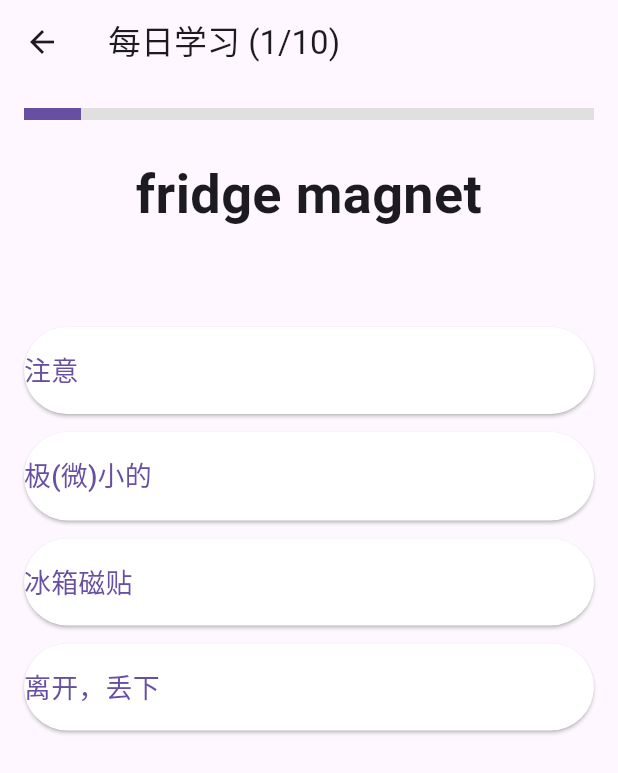
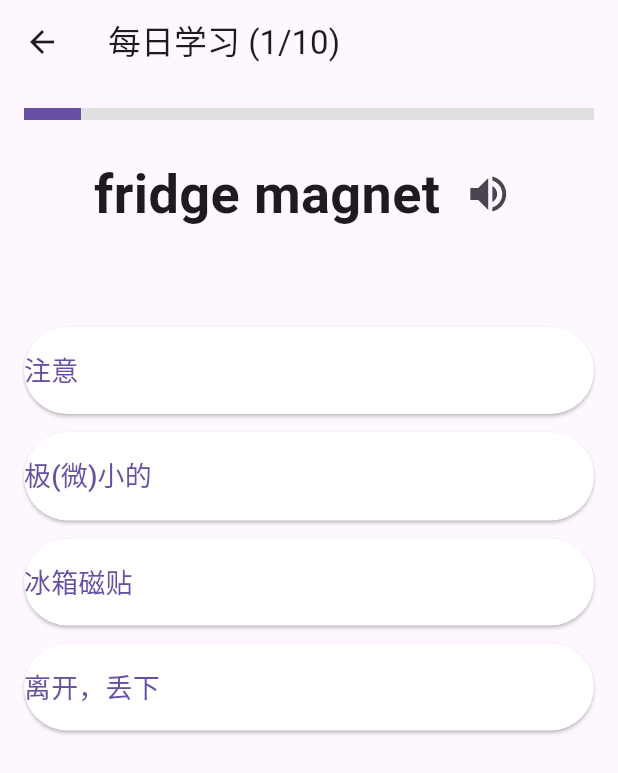
Before and after one commit to choked-up-now/CiXian, a Flutter app: the screen it shows after launch, after a tap on "开始今日学习", on a phone screen of 412 x 824 dp. Shown: the top 773 px of the screen. Run offline on Flutter 3.47's test engine with Material 3 defaults, Android fonts, the phone set to English and light mode, and no system bars; our stand-ins replace flutter_tts, package_info_plus, shared_preferences.

Commit message:
v0.6.0 添加单词发音（系统 TTS）

```diff
--- /dev/null
+++ b/devtools_options.yaml
@@ -0,0 +1,3 @@
+description: This file stores settings for Dart & Flutter DevTools.
+documentation: https://docs.flutter.dev/tools/devtools/extensions#configure-extension-enablement-states
+extensions:
--- a/lib/screens/daily_learning_screen.dart
+++ b/lib/screens/daily_learning_screen.dart
@@ -3,13 +3,17 @@ import 'dart:math';
 
 import '../models/word.dart';
 import '../data/wrong_words_storage.dart';
+import '../data/tts_service.dart';
 
 class DailyLearningScreen extends StatefulWidget {
   final List<Word> allWords;
   final List<Word>? poolWords; // 可选：用于生成干扰项的词池
 
-  const DailyLearningScreen({Key? key, required this.allWords, this.poolWords})
-      : super(key: key);
+  const DailyLearningScreen({
+    Key? key,
+    required this.allWords,
+    this.poolWords,
+  }) : super(key: key);
 
   @override
   State<DailyLearningScreen> createState() => _DailyLearningScreenState();
@@ -84,6 +88,8 @@ class _DailyLearningScreenState extends State<DailyLearningScreen> {
         _answered = false;
         _selectedOption = null;
       });
+      // 自动朗读新题目
+      TtsService().speak(_questions[_currentIndex].word.word);
     } else {
       _showResult();
     }
@@ -143,10 +149,23 @@ class _DailyLearningScreenState extends State<DailyLearningScreen> {
               backgroundColor: Colors.grey[300],
             ),
             const SizedBox(height: 24),
-            Text(
-              question.word.word,
-              style: const TextStyle(fontSize: 36, fontWeight: FontWeight.bold),
-              textAlign: TextAlign.center,
+            Row(
+              mainAxisAlignment: MainAxisAlignment.center,
+              children: [
+                Text(
+                  question.word.word,
+                  style: const TextStyle(
+                      fontSize: 36, fontWeight: FontWeight.bold),
+                ),
+                const SizedBox(width: 8),
+                IconButton(
+                  icon: const Icon(Icons.volume_up, size: 32),
+                  tooltip: '朗读',
+                  onPressed: () {
+                    TtsService().speak(question.word.word);
+                  },
+                ),
+              ],
             ),
             const SizedBox(height: 8),
             Text(
@@ -185,8 +204,9 @@ class _DailyLearningScreenState extends State<DailyLearningScreen> {
                   child: Row(
                     children: [
                       Expanded(
-                          child: Text(option,
-                              style: const TextStyle(fontSize: 18))),
+                        child:
+                            Text(option, style: const TextStyle(fontSize: 18)),
+                      ),
                       if (icon != null) Icon(icon),
                     ],
                   ),
--- a/pubspec.yaml
+++ b/pubspec.yaml
@@ -1,7 +1,7 @@
 name: cixian
 description: "词冼 - 背单词软件"
 publish_to: 'none'
-version: 0.5.3+9
+version: 0.6.0+10
 
 environment:
   sdk: ">=3.0.0 <4.0.0"
@@ -13,6 +13,7 @@ dependencies:
   http: ^1.2.2
   package_info_plus: ^8.1.0
   url_launcher: ^6.3.1
+  flutter_tts: ^4.0.2
 
 dev_dependencies:
   flutter_test:
```
Also changed, not shown: lib/data/tts_service.dart (added, +41 -0 lines), lib/screens/word_list_screen.dart (+22 -6 lines), pubspec.lock, 5 other files.
